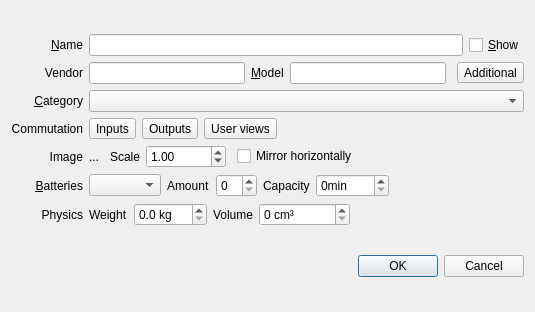
Qt form device_editor.ui (uliss/patch_scene) before a commit.
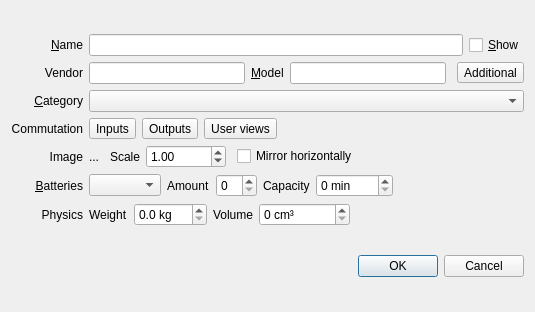
The same form after that commit. Custom widgets are drawn as their Qt base class.

Diff of the .ui file:
```diff
--- a/device_editor.ui
+++ b/device_editor.ui
@@ -131,7 +131,7 @@
        <item>
         <widget class="QSpinBox" name="batteryCapacity">
          <property name="suffix">
-          <string>min</string>
+          <string> min</string>
          </property>
          <property name="maximum">
           <number>3600</number>
```
Left out of the diff: 6 changed lines with no effect on the pictures.
